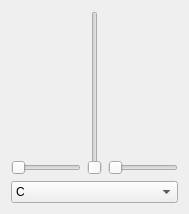
This is src/ui/track_options.ui in ChivaTateo/Magic_Music_Composer as Qt 5 draws it before an edit. The edited form follows.
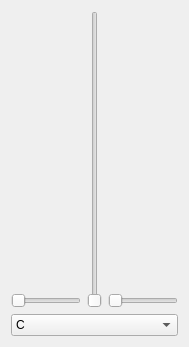
This is the edited form. Icons and pictures are not drawn.

The edit to the form file:
```diff
--- a/src/ui/track_options.ui
+++ b/src/ui/track_options.ui
@@ -7,13 +7,16 @@
     <x>0</x>
     <y>0</y>
     <width>189</width>
-    <height>214</height>
+    <height>347</height>
    </rect>
   </property>
   <property name="windowTitle">
    <string>Form</string>
   </property>
   <layout class="QGridLayout" name="gridLayout">
+   <property name="sizeConstraint">
+    <enum>QLayout::SetNoConstraint</enum>
+   </property>
    <item row="0" column="0">
     <widget class="QLabel" name="key_pixmap">
      <property name="text">
```
Left out of the diff: 36 changed lines with no effect on the pictures.
